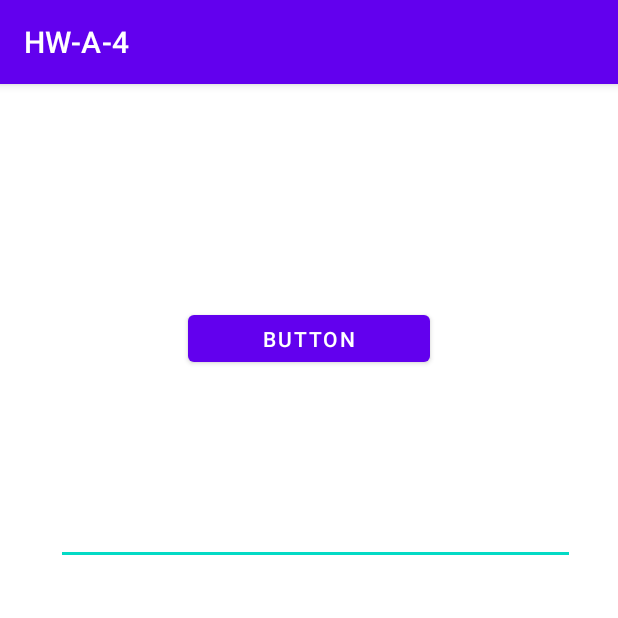
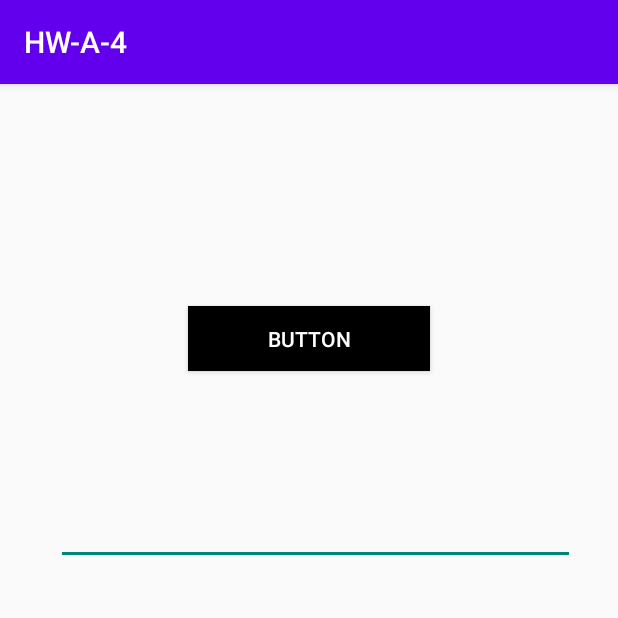
Before and after one commit to CyberN0mad/HW-A-4, an Android app: the SecondActivity screen opened directly, with no data from a screen before it, on a phone screen of 412 x 824 dp, the top half of it. Run offline under Robolectric (Android 15) with nearby library versions, the phone set to English and light mode, and no system bars.

Commit message:
Исправлены отображения сообщений!

```diff
--- a/app/src/main/java/com/example/hw_a_4/SecondActivity.java
+++ b/app/src/main/java/com/example/hw_a_4/SecondActivity.java
@@ -25,7 +25,7 @@ public class SecondActivity extends AppCompatActivity {
         editText = findViewById(R.id.editText);
 
         String text = getIntent().getStringExtra(MainActivity.LIST_KEY);
-        editText.setText(text);
+        editText.setHint(text);
 
 
         button.setOnClickListener(new View.OnClickListener() {
--- a/app/src/main/res/layout/activity_second.xml
+++ b/app/src/main/res/layout/activity_second.xml
@@ -14,6 +14,8 @@
         android:layout_marginTop="148dp"
         android:text="Button"
         app:layout_constraintEnd_toEndOf="parent"
+        android:background="@color/black"
+        android:textColor="@color/white"
         app:layout_constraintStart_toStartOf="parent"
         app:layout_constraintTop_toTopOf="parent" />
 
@@ -24,7 +26,6 @@
         android:layout_marginTop="60dp"
         android:ems="10"
         android:inputType="textPersonName"
-        android:text="Write your notes here:"
         android:textColor="#F43B3B"
         android:textSize="30sp"
         app:layout_constraintEnd_toEndOf="parent"
--- a/app/src/main/res/values/themes.xml
+++ b/app/src/main/res/values/themes.xml
@@ -1,6 +1,6 @@
 <resources xmlns:tools="http://schemas.android.com/tools">
     <!-- Base application theme. -->
-    <style name="Theme.HWA4" parent="Theme.MaterialComponents.DayNight.DarkActionBar">
+    <style name="Theme.HWA4" parent="Theme.MaterialComponents.DayNight.DarkActionBar.Bridge">
         <!-- Primary brand color. -->
         <item name="colorPrimary">@color/purple_500</item>
         <item name="colorPrimaryVariant">@color/purple_700</item>
```
